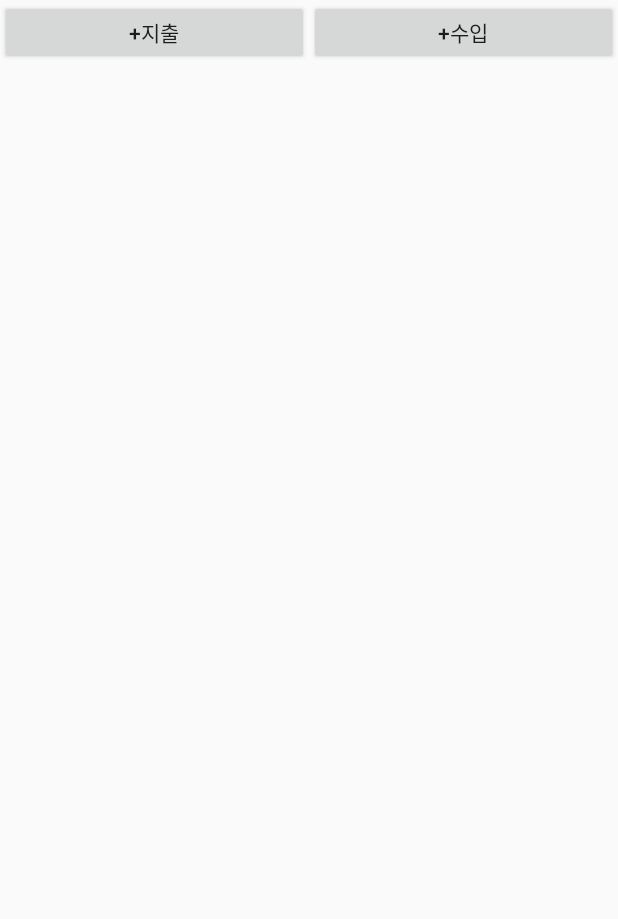
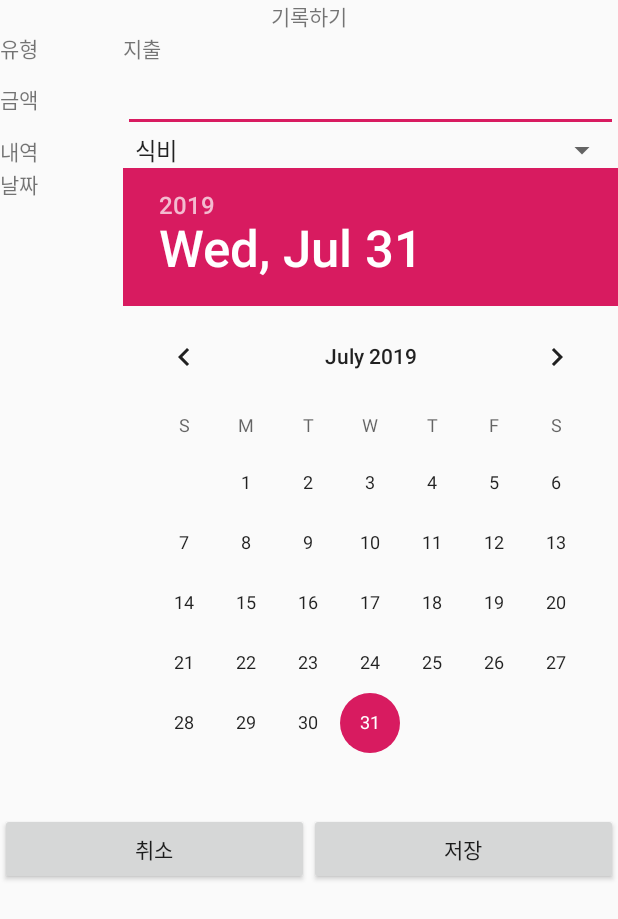
Before and after one commit to thanksthanks/PocketMoney, an Android app: the fragment WriteFragment shown on its own in the app's theme, after a tap on "+지출", on a phone screen of 412 x 824 dp. Shown: the top 919 px of the screen. Run offline under Robolectric (Android 15) with nearby library versions, the phone set to English and light mode, and no system bars; 1 statement that could not run was skipped.

Commit message:
기록장에 지출기능 추가

```diff
--- a/app/src/main/AndroidManifest.xml
+++ b/app/src/main/AndroidManifest.xml
@@ -9,7 +9,8 @@
         android:roundIcon="@mipmap/ic_launcher_round"
         android:supportsRtl="true"
         android:theme="@style/AppTheme">
-        <activity android:name=".Activity.SpendActivity"></activity>
+        <activity android:name=".Activity.PlanActivity"></activity>
+        <activity android:name=".Activity.SpendActivity" />
         <activity android:name=".Activity.WriteActivity" />
         <activity android:name=".Activity.LoginActivity" />
         <activity android:name=".Activity.MainActivity">
--- /dev/null
+++ b/app/src/main/java/com/example/pocketmoney/Activity/SpendActivity.java
@@ -0,0 +1,93 @@
+package com.example.pocketmoney.Activity;
+
+import android.os.Bundle;
+import android.view.View;
+import android.widget.AdapterView;
+import android.widget.DatePicker;
+import android.widget.EditText;
+import android.widget.Spinner;
+
+import androidx.appcompat.app.AppCompatActivity;
+
+import com.example.pocketmoney.Bean.MemberBean;
+import com.example.pocketmoney.Bean.MoneyBean;
+import com.example.pocketmoney.Database.FileDB;
+import com.example.pocketmoney.R;
+
+public class SpendActivity extends AppCompatActivity {
+
+    EditText edtMoney;
+    DatePicker datePickerSpend;
+    Spinner spinnerSpend;
+    String mDate;
+    int intSource;
+
+    @Override
+    protected void onCreate(Bundle savedInstanceState) {
+        super.onCreate(savedInstanceState);
+        setContentView(R.layout.activity_spend);
+
+        findViewById(R.id.btnCancel).setOnClickListener(mBtnClick);
+        findViewById(R.id.btnSave).setOnClickListener(mBtnClick);
+
+        edtMoney=findViewById(R.id.edtMoney);
+        datePickerSpend=findViewById(R.id.datePickerSpend);
+        spinnerSpend=findViewById(R.id.spinnerIncome);
+
+        mDate = datePickerSpend.getYear() + "." + (datePickerSpend.getMonth()+1) + "." + datePickerSpend.getDayOfMonth();
+        datePickerSpend.init(datePickerSpend.getYear(), datePickerSpend.getMonth(), datePickerSpend.getDayOfMonth(), new DatePicker.OnDateChangedListener() {
+            @Override
+            public void onDateChanged(DatePicker view, int year, int monthOfYear, int dayOfMonth) {
+                String date = year + "." + (monthOfYear+1) + "." + dayOfMonth;
+                mDate=date;
+            }
+
+        });
+
+        spinnerSpend.setOnItemSelectedListener(new AdapterView.OnItemSelectedListener() {
+            @Override
+            public void onItemSelected(AdapterView<?> adapterView, View view, int i, long l) {
+                intSource=i;
+            }
+
+            @Override
+            public void onNothingSelected(AdapterView<?> adapterView) { }
+        });
+    }
+
+    private View.OnClickListener mBtnClick = new View.OnClickListener() {
+        @Override
+        public void onClick(View view) {
+            switch (view.getId()){
+                case R.id.btnCancel:
+                    finish();
+                    break;
+                case R.id.btnSave:
+                    saveProc();
+                    break;
+
+            }
+        }
+    };
+
+    //저장버튼 저장처리
+    private void saveProc(){
+
+        String moneySum = edtMoney.getText().toString();
+
+        //파일에 저장처리
+        MoneyBean newMoney = new MoneyBean();
+        newMoney.money=moneySum;
+        newMoney.type=0;
+        newMoney.intSouce=intSource;
+        newMoney.intToSource(0);
+        newMoney.moneyDate=mDate;
+
+        MemberBean member = FileDB.getMember(this);
+        FileDB.addMoney(this, newMoney);
+
+        finish();
+    }
+
+
+}
--- /dev/null
+++ b/app/src/main/res/layout/activity_spend.xml
@@ -0,0 +1,125 @@
+<?xml version="1.0" encoding="utf-8"?>
+<LinearLayout
+    xmlns:android="http://schemas.android.com/apk/res/android"
+    android:layout_width="match_parent"
+    android:layout_height="match_parent"
+    android:orientation="vertical">
+
+    <TextView
+        android:id="@+id/textView4"
+        android:layout_width="match_parent"
+        android:layout_height="wrap_content"
+        android:gravity="center"
+        android:text="기록하기" />
+
+
+    <LinearLayout
+        android:layout_width="match_parent"
+        android:layout_height="wrap_content"
+        android:orientation="horizontal"
+        android:weightSum="10">
+
+        <TextView
+            android:id="@+id/textView8"
+            android:layout_width="0dp"
+            android:layout_height="match_parent"
+            android:layout_weight="2"
+            android:text="유형" />
+
+        <TextView
+            android:id="@+id/textView"
+            android:layout_width="0dp"
+            android:layout_height="match_parent"
+            android:layout_weight="8"
+            android:text="지출" />
+
+
+    </LinearLayout>
+
+    <LinearLayout
+        android:layout_width="match_parent"
+        android:layout_height="wrap_content"
+        android:orientation="horizontal"
+        android:weightSum="10">
+
+        <TextView
+            android:id="@+id/textView3"
+            android:layout_width="0dp"
+            android:layout_height="wrap_content"
+            android:layout_weight="2"
+            android:text="금액" />
+
+        <EditText
+            android:id="@+id/edtMoney"
+            android:layout_width="0dp"
+            android:layout_height="wrap_content"
+            android:layout_weight="8"
+            android:ems="10"
+            android:inputType="number" />
+    </LinearLayout>
+
+
+    <LinearLayout
+        android:layout_width="match_parent"
+        android:layout_height="wrap_content"
+        android:orientation="horizontal"
+        android:weightSum="10">
+
+        <TextView
+            android:id="@+id/textView2"
+            android:layout_width="0dp"
+            android:layout_height="wrap_content"
+            android:text="내역"
+            android:layout_weight="2"/>
+
+        <Spinner
+            android:id="@+id/spinnerSpend"
+            android:layout_width="0dp"
+            android:layout_height="wrap_content"
+            android:layout_weight="8"
+            android:entries="@array/지출"/>
+    </LinearLayout>
+
+
+
+    <LinearLayout
+        android:layout_width="match_parent"
+        android:layout_height="wrap_content"
+        android:orientation="horizontal"
+        android:weightSum="10">
+
+        <TextView
+            android:id="@+id/textView1"
+            android:layout_width="0dp"
+            android:layout_height="wrap_content"
+            android:layout_weight="2"
+            android:text="날짜" />
+
+        <DatePicker
+            android:id="@+id/datePickerSpend"
+            android:layout_width="0dp"
+            android:layout_height="wrap_content"
+            android:layout_weight="8" />
+    </LinearLayout>
+
+    <LinearLayout
+        android:layout_width="match_parent"
+        android:layout_height="wrap_content"
+        android:orientation="horizontal">
+
+        <Button
+            android:id="@+id/btnCancel"
+            android:layout_width="wrap_content"
+            android:layout_height="wrap_content"
+            android:layout_weight="1"
+            android:text="취소" />
+
+        <Button
+            android:id="@+id/btnSave"
+            android:layout_width="wrap_content"
+            android:layout_height="wrap_content"
+            android:layout_weight="1"
+            android:text="저장" />
+    </LinearLayout>
+
+</LinearLayout>
```
Also changed, not shown: app/src/main/java/com/example/pocketmoney/Activity/PlanActivity.java (added, +16 -0 lines), app/src/main/java/com/example/pocketmoney/Activity/WriteActivity.java (+2 -6 lines), app/src/main/java/com/example/pocketmoney/Bean/MoneyBean.java (+12 -0 lines), app/src/main/java/com/example/pocketmoney/Fragment/WriteFragment.java (+18 -22 lines), app/src/main/res/layout/activity_plan.xml (added, +9 -0 lines), app/src/main/res/layout/activity_write.xml (+3 -15 lines), app/src/main/res/layout/fragment_plan.xml (+8 -1 lines), app/src/main/res/drawable/money_box.png (added), 71 other files.
